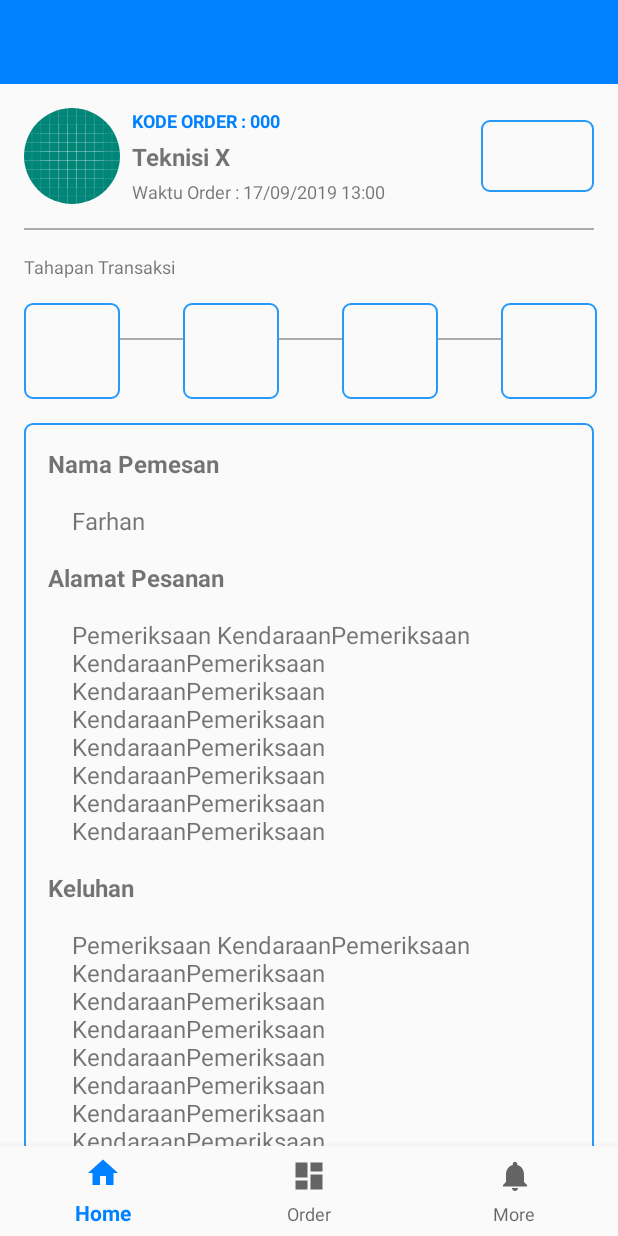
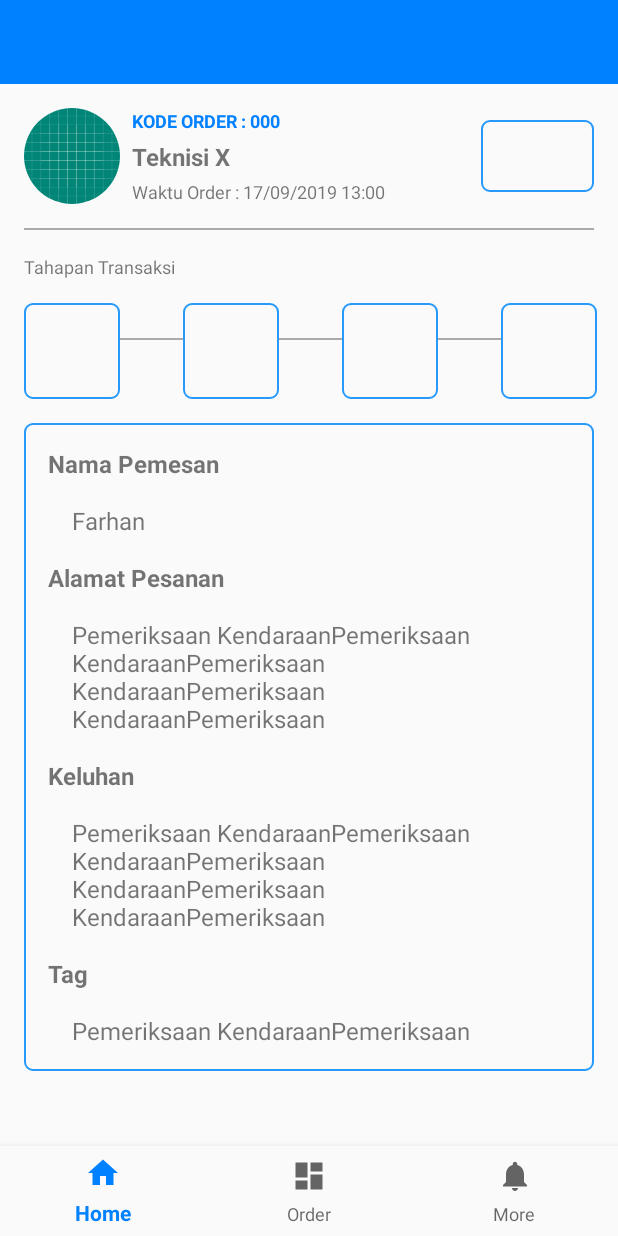
Before and after one commit to regawarp/OMTe, an Android app: the screen it shows after launch (HomeActivity), on a phone screen of 412 x 824 dp. Run offline under Robolectric (Android 15) with nearby library versions, the phone set to English and light mode, and no system bars; our stand-ins replace CircleImageView; pictures from the network do not load.

Commit message:
Sudah berhasil di layar hp asus zenfone max pro m1

```diff
--- a/app/build.gradle
+++ b/app/build.gradle
@@ -31,9 +31,9 @@ dependencies {
     androidTestImplementation 'androidx.test.espresso:espresso-core:3.2.0'
 
     //Firebase
-    implementation 'com.google.firebase:firebase-storage:19.0.1'
+    implementation 'com.google.firebase:firebase-storage:19.1.0'
     implementation 'com.google.firebase:firebase-firestore:21.1.1'
-    implementation 'com.google.firebase:firebase-auth:19.0.0'
+    implementation 'com.google.firebase:firebase-auth:19.1.0'
 
 
     //FirebaseUI for Cloud Firestore
--- a/app/src/main/java/com/safetyfirst/omte/order/SubOrderFragment.java
+++ b/app/src/main/java/com/safetyfirst/omte/order/SubOrderFragment.java
@@ -46,14 +46,14 @@ public class SubOrderFragment extends Fragment {
         super.onViewCreated(view, savedInstanceState);
         tvOrderName.setText("Farhan");
         tvOrderAddress.setText("" +
-                "Pemeriksaan KendaraanPemeriksaan KendaraanPemeriksaan KendaraanPemeriksaan KendaraanPemeriksaan KendaraanPemeriksaan KendaraanPemeriksaan KendaraanPemeriksaan KendaraanPemeriksaan"
-//                "Pemeriksaan KendaraanPemeriksaan KendaraanPemeriksaan KendaraanPemeriksaan KendaraanPemeriksaan " +
+//                "Pemeriksaan KendaraanPemeriksaan KendaraanPemeriksaan KendaraanPemeriksaan KendaraanPemeriksaan KendaraanPemeriksaan KendaraanPemeriksaan KendaraanPemeriksaan KendaraanPemeriksaan"
+                "Pemeriksaan KendaraanPemeriksaan KendaraanPemeriksaan KendaraanPemeriksaan KendaraanPemeriksaan "
                 );
         tvOrderComplaint.setText("" +
-                "Pemeriksaan KendaraanPemeriksaan KendaraanPemeriksaan KendaraanPemeriksaan KendaraanPemeriksaan KendaraanPemeriksaan KendaraanPemeriksaan KendaraanPemeriksaan KendaraanPemeriksaan "
-//                "Pemeriksaan KendaraanPemeriksaan KendaraanPemeriksaan KendaraanPemeriksaan KendaraanPemeriksaan "
+//                "Pemeriksaan KendaraanPemeriksaan KendaraanPemeriksaan KendaraanPemeriksaan KendaraanPemeriksaan KendaraanPemeriksaan KendaraanPemeriksaan KendaraanPemeriksaan KendaraanPemeriksaan "
+                "Pemeriksaan KendaraanPemeriksaan KendaraanPemeriksaan KendaraanPemeriksaan KendaraanPemeriksaan "
         );
-        tvOrderTag.setText("Pemeriksaan KendaraanPemeriksaan KendaraanPemeriksaan KendaraanPemeriksaan KendaraanPemeriksaan KendaraanPemeriksaan KendaraanPemeriksaan KendaraanPemeriksaan KendaraanPemeriksaan ");
+        tvOrderTag.setText("Pemeriksaan KendaraanPemeriksaan");
 //        tvOrderTag.setText("Tidak ada");
     }
 }
--- a/app/src/main/res/layout/fragment_sub_finish.xml
+++ b/app/src/main/res/layout/fragment_sub_finish.xml
@@ -66,8 +66,7 @@
             android:layout_marginEnd="@dimen/activity_horizontal_margin"
             app:layout_constraintTop_toBottomOf="@id/tv_description_title"
             app:layout_constraintLeft_toLeftOf="parent"
-            app:layout_constraintRight_toRightOf="parent"
-            android:autofillHints="@string/description_title" />
+            app:layout_constraintRight_toRightOf="parent" />
 
         <Button
             android:id="@+id/btn_rating_input"
--- a/app/src/main/res/layout/fragment_sub_order.xml
+++ b/app/src/main/res/layout/fragment_sub_order.xml
@@ -9,7 +9,7 @@
 
     <androidx.constraintlayout.widget.ConstraintLayout
         android:layout_width="match_parent"
-        android:layout_height="match_parent"
+        android:layout_height="wrap_content"
         android:layout_marginBottom="@dimen/activity_vertical_margin">
 
         <TextView
```
